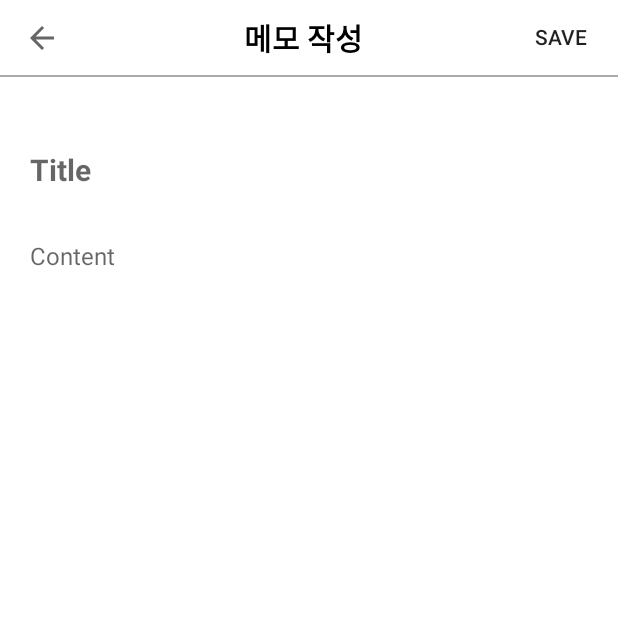
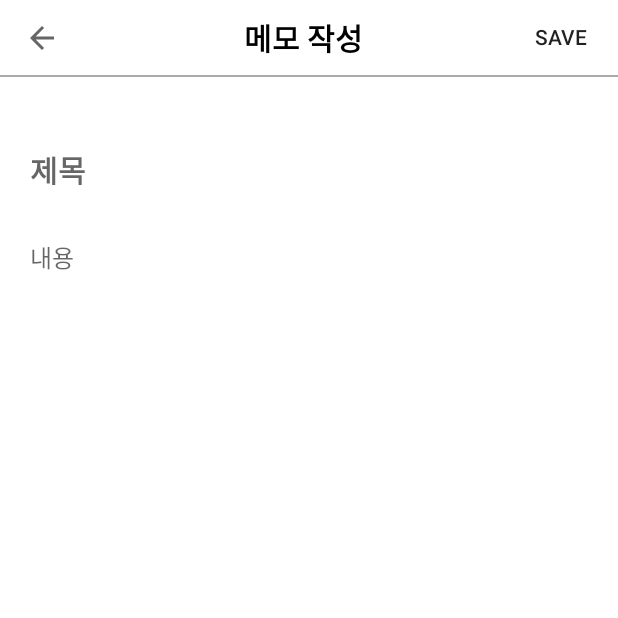
Before and after one commit to bjune8774/PandaMemo, an Android app: the screen it shows after launch (MemoActivity), after a tap on an icon or button, on a phone screen of 412 x 824 dp, the top half of it. Run offline under Robolectric (Android 15) with nearby library versions, the phone set to English and light mode, and no system bars; our stand-ins replace data binding.

Commit message:
[Memo] Update UI and Refactor Codes

```diff
--- a/app/src/main/java/com/panda/memo/MemoActivity.java
+++ b/app/src/main/java/com/panda/memo/MemoActivity.java
@@ -75,6 +75,9 @@ public class MemoActivity extends AppCompatActivity {
             case android.R.id.home:
                 onBackPressed();
                 break;
+            case R.id.menuSave:
+                onBackPressed();
+                break;
             default:
                 break;
         }
@@ -85,7 +88,7 @@ public class MemoActivity extends AppCompatActivity {
     @Override
     public void onBackPressed() {
         if (mCurrentFragment == mContentFragment) {
-            mContentFragment.onBackKeyPressed();
+            mContentFragment.saveMemo();
             mBinding.fabAddMemo.show();
 
             replaceFragment(getHomeFragment(), TRANSIT_FRAGMENT_FADE);
--- a/app/src/main/java/com/panda/memo/MemoContentFragment.java
+++ b/app/src/main/java/com/panda/memo/MemoContentFragment.java
@@ -1,6 +1,5 @@
 package com.panda.memo;
 
-import android.content.Context;
 import android.os.Bundle;
 import android.util.Log;
 import android.view.LayoutInflater;
@@ -11,12 +10,9 @@ import android.view.ViewGroup;
 import android.widget.Toast;
 
 import androidx.annotation.NonNull;
-import androidx.annotation.Nullable;
 import androidx.appcompat.app.ActionBar;
 import androidx.databinding.DataBindingUtil;
 import androidx.fragment.app.Fragment;
-import androidx.recyclerview.widget.LinearLayoutManager;
-import androidx.recyclerview.widget.RecyclerView;
 
 import com.panda.memo.databinding.FragmentMemoContentBinding;
 
@@ -70,7 +66,7 @@ public class MemoContentFragment extends Fragment {
         }
     }
 
-    public void onBackKeyPressed() {
+    public void saveMemo() {
         saveMemo(mBinding.titleEditText.getText().toString(),
                 mBinding.contentEditText.getText().toString(), mPos);
     }
--- a/app/src/main/res/drawable/ic_baseline_add_24.xml
+++ b/app/src/main/res/drawable/ic_baseline_add_24.xml
@@ -1,10 +1,5 @@
-<vector xmlns:android="http://schemas.android.com/apk/res/android"
-    android:width="24dp"
-    android:height="24dp"
-    android:viewportWidth="24"
-    android:viewportHeight="24"
-    android:tint="?attr/colorControlNormal">
-  <path
-      android:fillColor="@android:color/white"
-      android:pathData="M19,13h-6v6h-2v-6H5v-2h6V5h2v6h6v2z"/>
+<vector android:height="24dp" android:tint="#FFFFFF"
+    android:viewportHeight="24" android:viewportWidth="24"
+    android:width="24dp" xmlns:android="http://schemas.android.com/apk/res/android">
+    <path android:fillColor="@android:color/white" android:pathData="M19,13h-6v6h-2v-6H5v-2h6V5h2v6h6v2z"/>
 </vector>
--- a/app/src/main/res/layout/activity_memo.xml
+++ b/app/src/main/res/layout/activity_memo.xml
@@ -7,16 +7,17 @@
         android:id="@+id/frameLayout"
         android:layout_width="match_parent"
         android:layout_height="match_parent"
-        android:background="#FFFFFF"
+        android:background="@color/colorWhite"
         tools:context=".MemoActivity">
 
         <com.google.android.material.floatingactionbutton.FloatingActionButton
             android:id="@+id/fabAddMemo"
             android:layout_width="wrap_content"
             android:layout_height="wrap_content"
-            android:layout_gravity="bottom|right"
+            android:layout_gravity="bottom|end"
             android:layout_margin="16dp"
             android:clickable="true"
+            android:backgroundTint="@color/colorPrimary"
             app:srcCompat="@drawable/ic_baseline_add_24" />
     </FrameLayout>
 </layout>
--- a/app/src/main/res/layout/fragment_memo_content.xml
+++ b/app/src/main/res/layout/fragment_memo_content.xml
@@ -12,7 +12,7 @@
     <RelativeLayout
         android:layout_width="match_parent"
         android:layout_height="match_parent"
-        android:background="#aaaaaa"
+        android:background="@color/colorLightGray"
         tools:context=".MemoContentFragment">
 
         <androidx.appcompat.widget.Toolbar
@@ -21,7 +21,7 @@
             android:layout_height="50dp"
             android:layout_alignParentTop="true"
             android:layout_marginBottom="1dp"
-            android:background="#FFFFFF"
+            android:background="@color/colorWhite"
             android:gravity="center"
             android:paddingEnd="8dp">
 
@@ -29,8 +29,8 @@
                 android:layout_width="wrap_content"
                 android:layout_height="wrap_content"
                 android:layout_gravity="center"
-                android:text="메모 작성"
-                android:textColor="#000000"
+                android:text="@string/content_fragment_title"
+                android:textColor="@color/colorBlack"
                 android:textSize="20sp"
                 android:textStyle="bold" />
         </androidx.appcompat.widget.Toolbar>
@@ -41,7 +41,7 @@
             android:layout_height="match_parent"
             android:layout_below="@id/toolBar"
             android:layout_alignParentBottom="true"
-            android:background="#FFFFFF"
+            android:background="@color/colorWhite"
             android:paddingStart="20dp"
             android:paddingTop="16dp"
             android:paddingEnd="20dp"
@@ -56,7 +56,7 @@
 
                 android:background="@null"
                 android:gravity="start|center_vertical"
-                android:hint="Title"
+                android:hint="@string/memo_hint_title"
                 android:textSize="20sp"
                 android:textStyle="bold" />
 
@@ -70,7 +70,7 @@
 
                 android:background="@null"
                 android:gravity="top|start"
-                android:hint="Content"
+                android:hint="@string/memo_hint_content"
                 android:inputType="textMultiLine|textNoSuggestions"
                 android:textSize="16sp" />
         </RelativeLayout>
--- a/app/src/main/res/menu/menu_content_fragment.xml
+++ b/app/src/main/res/menu/menu_content_fragment.xml
@@ -2,7 +2,7 @@
 <menu xmlns:android="http://schemas.android.com/apk/res/android"
     xmlns:app="http://schemas.android.com/apk/res-auto">
     <item
-        android:id="@+id/saveBtn"
+        android:id="@+id/menuSave"
         android:title="save"
         app:showAsAction="always"/>
 </menu>
--- a/app/src/main/res/menu/menu_home_fragment.xml
+++ b/app/src/main/res/menu/menu_home_fragment.xml
@@ -1,9 +1,9 @@
 <?xml version="1.0" encoding="utf-8"?>
 <menu xmlns:android="http://schemas.android.com/apk/res/android">
     <item
-        android:id="@+id/editBtn"
+        android:id="@+id/menuEdit"
         android:title="Edit"/>
     <item
-        android:id="@+id/viewBtn"
+        android:id="@+id/meneView"
         android:title="View"/>
 </menu>
--- a/app/src/main/res/values/colors.xml
+++ b/app/src/main/res/values/colors.xml
@@ -1,6 +1,9 @@
 <?xml version="1.0" encoding="utf-8"?>
 <resources>
-    <color name="colorPrimary">#6200EE</color>
-    <color name="colorPrimaryDark">#3700B3</color>
-    <color name="colorAccent">#03DAC5</color>
+    <color name="colorPrimary">#2D642D</color>
+    <color name="colorPrimaryDark">#1E461E</color>
+    <color name="colorAccent">#8BC34A</color>
+    <color name="colorLightGray">#AAAAAA</color>
+    <color name="colorWhite">#FFFFFF</color>
+    <color name="colorBlack">#000000</color>
 </resources>
--- a/app/src/main/res/values/strings.xml
+++ b/app/src/main/res/values/strings.xml
@@ -1,5 +1,10 @@
 <resources>
     <string name="app_name">PandaMemo</string>
-    <!-- TODO: Remove or change this placeholder text -->
-    <string name="hello_blank_fragment">Hello blank fragment</string>
+    <!--  Fragment Memo Empty  -->
+    <string name="add_memo_guide">메모를 추가하려면 + 버튼을 눌러주세요</string>
+
+    <!--  Fragment Memo Content  -->
+    <string name="content_fragment_title">메모 작성</string>
+    <string name="memo_hint_title">제목</string>
+    <string name="memo_hint_content">내용</string>
 </resources>
```
Also changed, not shown: app/src/main/res/drawable/memo_list_shape.xml (added, +14 -0 lines), app/src/main/res/layout/fragment_memo_empty.xml (+6 -6 lines), app/src/main/res/layout/fragment_memo_list.xml (+5 -5 lines), app/src/main/res/layout/fragment_memo_list_item.xml (+3 -4 lines).
